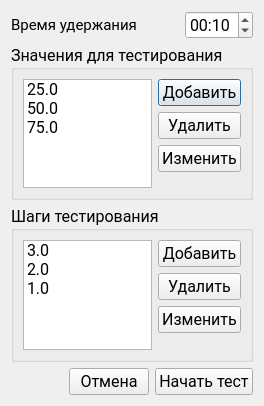
Qt form OtherTestSettings.ui (Rekvim/MpiSdk) before a commit.
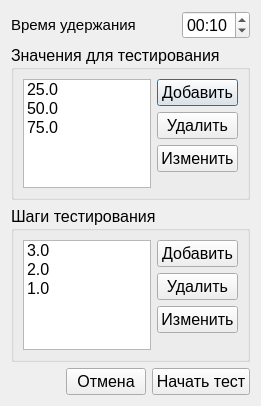
The same form after that commit.

```diff
--- a/OtherTestSettings.ui
+++ b/OtherTestSettings.ui
@@ -12,7 +12,7 @@
   </property>
   <property name="font">
    <font>
-    <family>Roboto</family>
+    <family>Segoe UI</family>
     <pointsize>12</pointsize>
    </font>
   </property>
```
